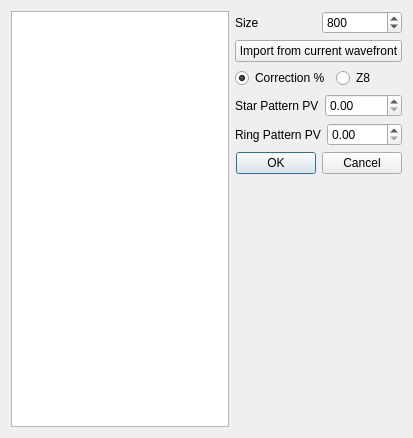
Qt form simigramdlg.ui (githubdoe/DFTFringe) before a commit.
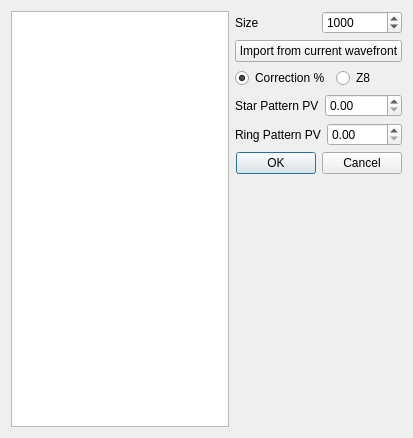
The same form after that commit.

The edit to the form file:
```diff
--- a/simigramdlg.ui
+++ b/simigramdlg.ui
@@ -40,13 +40,13 @@
           <number>2</number>
          </property>
          <property name="maximum">
-          <number>2000</number>
+          <number>4000</number>
          </property>
          <property name="singleStep">
           <number>0</number>
          </property>
          <property name="value">
-          <number>800</number>
+          <number>1000</number>
          </property>
         </widget>
        </item>
```
Left out of the diff: 2 changed lines with no effect on the pictures.
